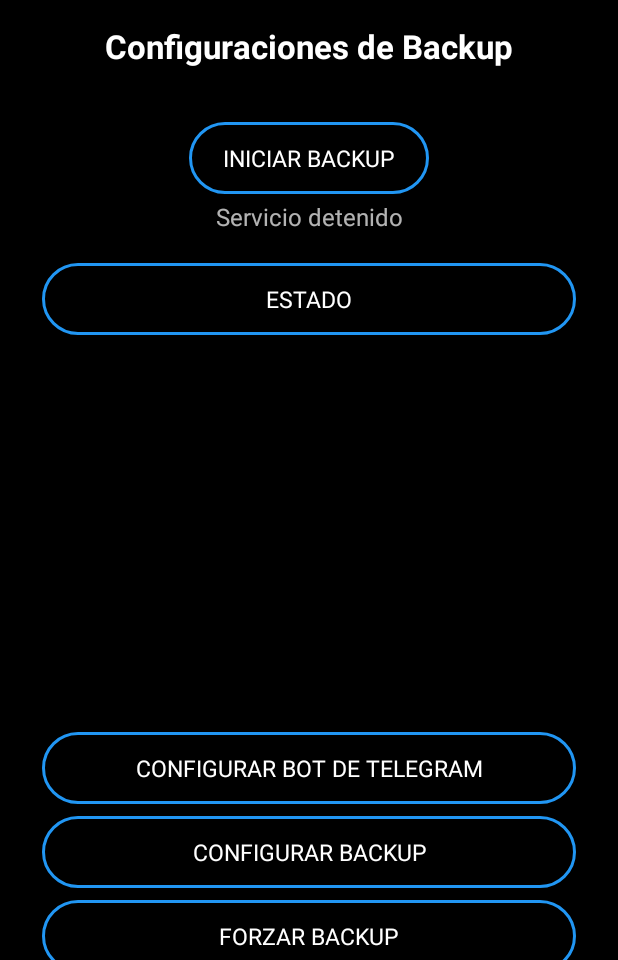
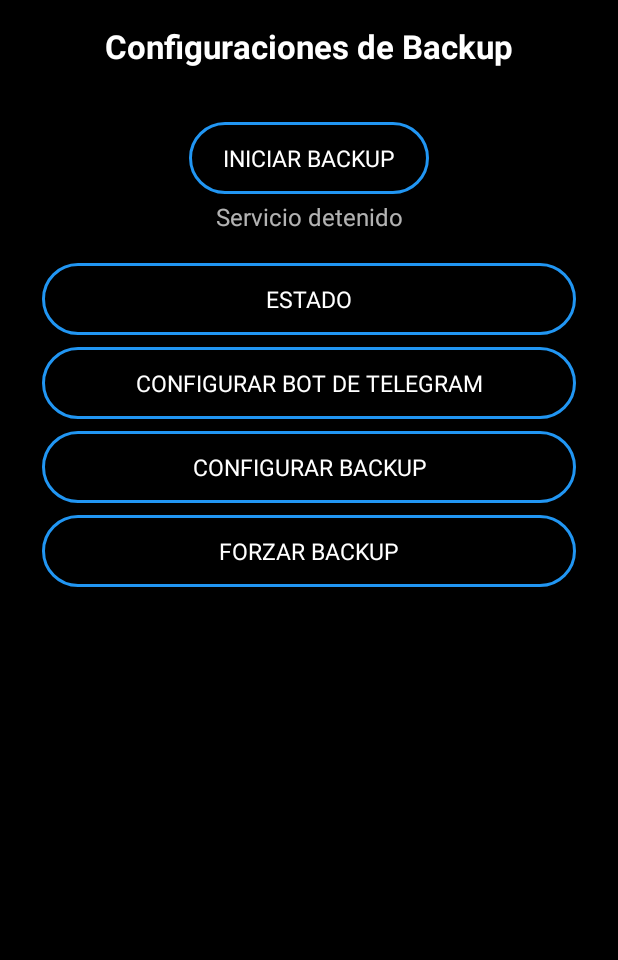
Before and after one commit to userserverbackup/radio2, an Android app: the screen it shows after launch (MainActivity), on a phone screen of 412 x 824 dp, the part 276-1236 px from its top. Run offline under Robolectric (Android 15) with nearby library versions, the phone set to English and light mode, and no system bars; our stand-ins replace Room's generated code; 1 statement that could not run was skipped.

Commit message:
radio: punto de restauracion 4 - historial solo en configuración, pantalla principal limpia

```diff
--- a/app/src/main/java/com/service/assasinscreed02/MainActivity.kt
+++ b/app/src/main/java/com/service/assasinscreed02/MainActivity.kt
@@ -30,8 +30,7 @@ class MainActivity : AppCompatActivity() {
     private lateinit var btnControl: Button
     private lateinit var txtEstado: TextView
     private var backupActivo = false
-    private lateinit var recyclerHistorial: RecyclerView
-    private lateinit var backupHistoryAdapter: BackupHistoryAdapter
+    // ELIMINADO: recyclerHistorial, backupHistoryAdapter, obtenerHistorialBackups y su uso
 
     override fun onCreate(savedInstanceState: Bundle?) {
         super.onCreate(savedInstanceState)
@@ -64,10 +63,7 @@ class MainActivity : AppCompatActivity() {
     private fun inicializarVistas() {
         btnControl = findViewById(R.id.btnControl)
         txtEstado = findViewById(R.id.txtEstado)
-        recyclerHistorial = findViewById(R.id.recyclerHistorial)
-        recyclerHistorial.layoutManager = LinearLayoutManager(this)
-        backupHistoryAdapter = BackupHistoryAdapter(obtenerHistorialBackups())
-        recyclerHistorial.adapter = backupHistoryAdapter
+        // ELIMINADO: recyclerHistorial, backupHistoryAdapter, obtenerHistorialBackups y su uso
     }
 
     private fun configurarBotones() {
@@ -280,14 +276,7 @@ class MainActivity : AppCompatActivity() {
         }
     }
 
-    private fun obtenerHistorialBackups(): List<BackupWorker.BackupHistoryEntry> {
-        val prefs = getSharedPreferences("BackupPrefs", MODE_PRIVATE)
-        val archivos = prefs.getStringSet("uploaded_files", emptySet()) ?: emptySet()
-        return archivos.mapNotNull { hash ->
-            val parts = hash.split("|||")
-            if (parts.size == 3) BackupWorker.BackupHistoryEntry(parts[0], parts[1], parts[2].toLongOrNull() ?: 0L) else null
-        }.sortedByDescending { it.timestamp }
-    }
+    // ELIMINADO: obtenerHistorialBackups y su uso
 
 
 
@@ -296,8 +285,7 @@ class MainActivity : AppCompatActivity() {
         try {
             actualizarEstado()
             // Actualizar historial al volver a la pantalla
-            backupHistoryAdapter = BackupHistoryAdapter(obtenerHistorialBackups())
-            recyclerHistorial.adapter = backupHistoryAdapter
+            // ELIMINADO: recyclerHistorial, backupHistoryAdapter, obtenerHistorialBackups y su uso
         } catch (e: Exception) {
             Log.e(TAG, "Error en onResume: ${e.message}", e)
         }
--- a/app/src/main/res/layout/activity_main.xml
+++ b/app/src/main/res/layout/activity_main.xml
@@ -55,21 +55,6 @@
             style="@style/ButtonSecondary"
             android:layout_marginBottom="16dp" />
 
-        <TextView
-            android:id="@+id/txtHistorialTitulo"
-            android:layout_width="wrap_content"
-            android:layout_height="wrap_content"
-            android:text="Historial de Backups"
-            android:textStyle="bold"
-            android:textSize="18sp"
-            android:layout_marginBottom="8dp" />
-
-        <androidx.recyclerview.widget.RecyclerView
-            android:id="@+id/recyclerHistorial"
-            android:layout_width="match_parent"
-            android:layout_height="200dp"
-            android:layout_marginBottom="24dp" />
-
         <!-- Botón de configuración del bot -->
         <Button
             android:id="@+id/btnConfigBot"
```
